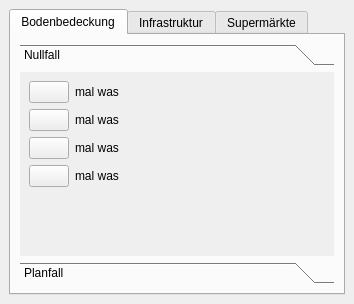
Old version of the form projektcheck/ProjektCheck_dockwidget_drawing.ui in the repository projektcheck/ProjektCheck-QGIS.
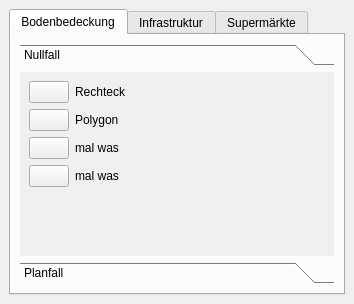
New version of the form. Icons and pictures are not drawn.

Commit message: drawing test polygon and rectangle

```diff
--- a/projektcheck/ProjektCheck_dockwidget_drawing.ui
+++ b/projektcheck/ProjektCheck_dockwidget_drawing.ui
@@ -59,7 +59,7 @@
               <item>
                <widget class="QLabel" name="label_9">
                 <property name="text">
-                 <string>mal was</string>
+                 <string>Rechteck</string>
                 </property>
                </widget>
               </item>
@@ -94,7 +94,7 @@
               <item>
                <widget class="QLabel" name="label_10">
                 <property name="text">
-                 <string>mal was</string>
+                 <string>Polygon</string>
                 </property>
                </widget>
               </item>
```
Left out of the diff: 55 changed lines with no effect on the pictures. The commit also changes 1 other file.
